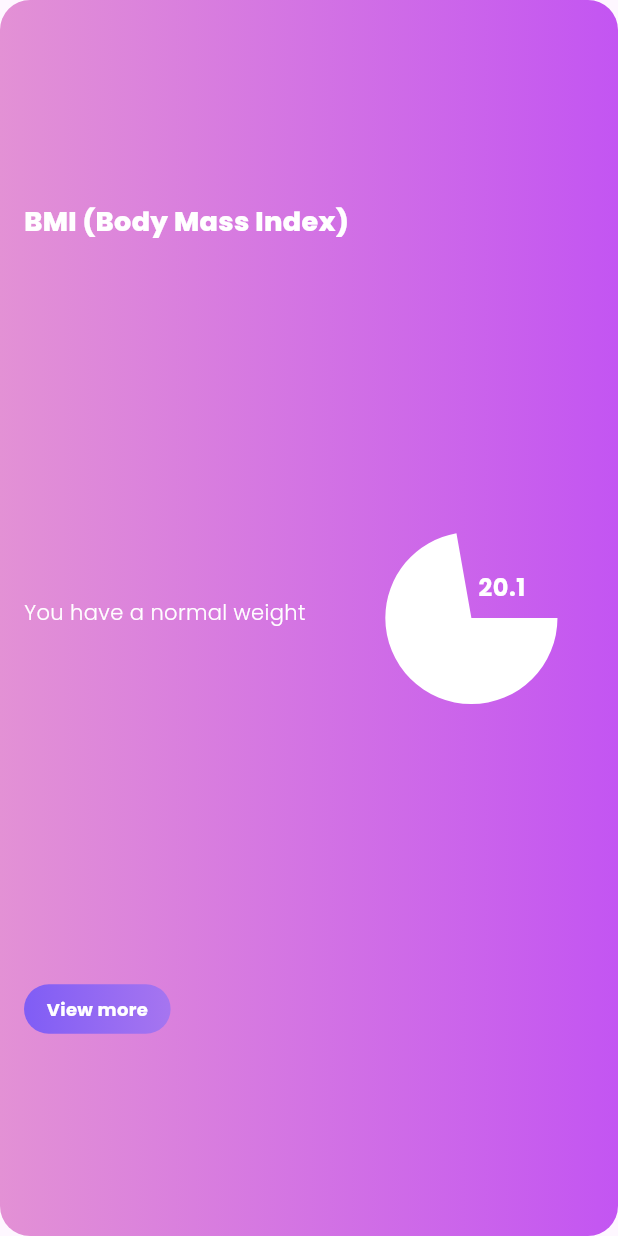
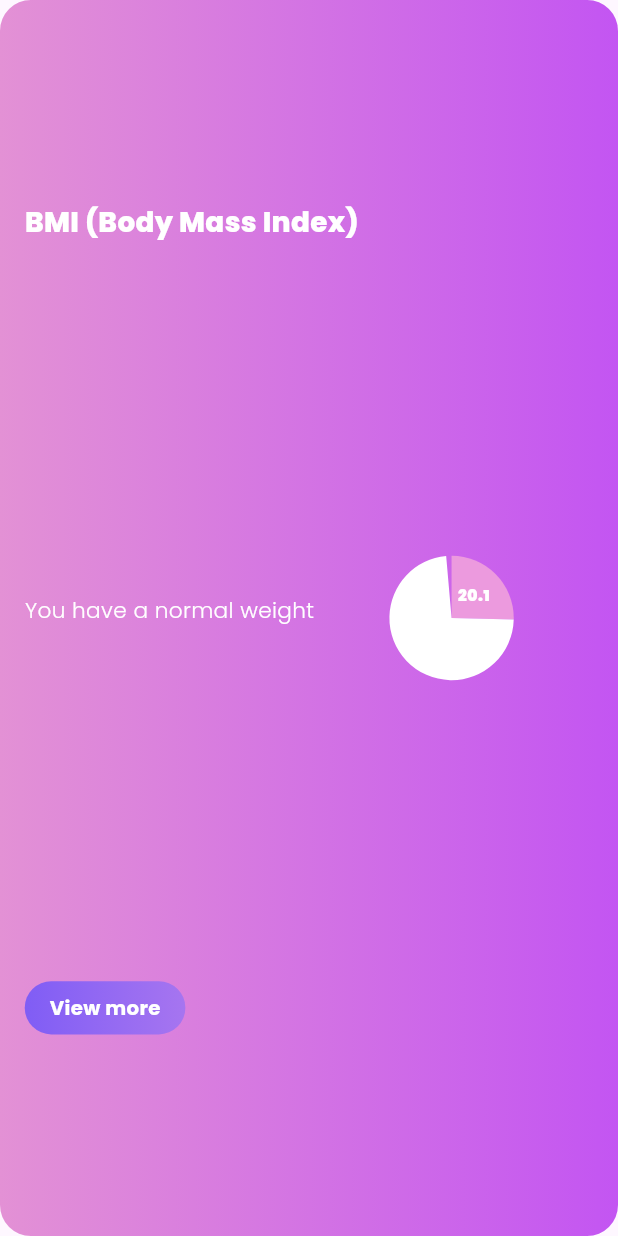
Before and after one commit to Kani-3004/fitness-mobile-app, a Flutter app: the BmiCardHomepage widget shown alone on an empty page, opened directly, on a phone screen of 412 x 824 dp. Run offline on Flutter 3.47's test engine with Material 3 defaults, Android fonts, the light colour scheme and no system bars; our stand-ins replace carousel_slider, google_fonts, syncfusion_flutter_charts; missing offline and left inert: another_stepper.

Commit message:
Made Home page Layout responsive'

```diff
--- a/lib/widgets/bmi_card_homepage.dart
+++ b/lib/widgets/bmi_card_homepage.dart
@@ -11,9 +11,12 @@ class BmiCardHomepage extends StatefulWidget {
 class _BmiCardHomepageState extends State<BmiCardHomepage> {
   @override
   Widget build(BuildContext context) {
+    double screenWidth = MediaQuery.of(context).size.width;
+    double screenHeight = MediaQuery.of(context).size.height;
+
     return Container(
       decoration: BoxDecoration(
-        borderRadius: BorderRadius.circular(20),
+        borderRadius: BorderRadius.circular(screenWidth * 0.05),
         gradient: LinearGradient(
           colors: [
             Color(0xFFE391D5),
@@ -22,10 +25,9 @@ class _BmiCardHomepageState extends State<BmiCardHomepage> {
         ),
       ),
       child: Padding(
-        padding: const EdgeInsets.all(16.0),
+        padding: EdgeInsets.all(screenWidth * 0.04),
         child: Row(
           children: [
-            //the column of text on left of BMI card
             SizedBox(
               child: Column(
                 mainAxisAlignment: MainAxisAlignment.spaceAround,
@@ -34,7 +36,7 @@ class _BmiCardHomepageState extends State<BmiCardHomepage> {
                   Text(
                     "BMI (Body Mass Index)",
                     style: TextStyle(
-                      fontSize: 18,
+                      fontSize: screenWidth * 0.045,
                       color: Colors.white,
                       fontWeight: FontWeight.w800,
                     ),
@@ -42,16 +44,14 @@ class _BmiCardHomepageState extends State<BmiCardHomepage> {
                   Text(
                     "You have a normal weight",
                     style: TextStyle(
-                      fontSize: 14,
+                      fontSize: screenWidth * 0.035,
                       color: Colors.white,
                       fontWeight: FontWeight.w300,
                     ),
                   ),
-
-                  //used container here since elevated buttons cannot have gradient.
                   Container(
                     decoration: BoxDecoration(
-                      borderRadius: BorderRadius.circular(18),
+                      borderRadius: BorderRadius.circular(screenWidth * 0.045),
                       gradient: LinearGradient(
                         colors: [
                           Color(0xFF805DF5),
@@ -60,12 +60,14 @@ class _BmiCardHomepageState extends State<BmiCardHomepage> {
                       ),
                     ),
                     child: Padding(
-                      padding: const EdgeInsets.symmetric(
-                          vertical: 8.0, horizontal: 15),
+                      padding: EdgeInsets.symmetric(
+                        vertical: screenHeight * 0.01,
+                        horizontal: screenWidth * 0.04,
+                      ),
                       child: Text(
                         "View more",
                         style: TextStyle(
-                          fontSize: 12,
+                          fontSize: screenWidth * 0.032,
                           color: Colors.white,
                           fontWeight: FontWeight.bold,
                         ),
@@ -75,11 +77,13 @@ class _BmiCardHomepageState extends State<BmiCardHomepage> {
                 ],
               ),
             ),
-
-            //The pie chart goes here
             Flexible(
               flex: 1,
-              child: PieChartHomepage(),
+              child: SizedBox(
+                width: screenWidth * 0.3,
+                height: screenWidth * 0.3,
+                child: PieChartHomepage(),
+              ),
             ),
           ],
         ),
--- a/lib/widgets/pie_chart_homepage.dart
+++ b/lib/widgets/pie_chart_homepage.dart
@@ -11,12 +11,10 @@ class PieChartHomepage extends StatefulWidget {
 class _PieChartHomepageState extends State<PieChartHomepage> {
   @override
   Widget build(BuildContext context) {
+    double screenWidth = MediaQuery.of(context).size.width;
     return Center(
       child: SizedBox(
-        child: Stack(
-          alignment: Alignment.center,
-          children: [
-            SfCircularChart(
+        child: SfCircularChart(
           series: <PieSeries<ChartData, String>>[
             PieSeries<ChartData, String>(
               dataSource: _getChartData(),
@@ -24,34 +22,20 @@ class _PieChartHomepageState extends State<PieChartHomepage> {
               yValueMapper: (ChartData data, _) => data.value,
               pointColorMapper: (ChartData data, _) => data.color,
               explode: true,
-                  explodeIndex: 5,
-                  explodeOffset: "10%",
-                  startAngle: 0,
-                  endAngle: 350,
+              explodeIndex: 0,
+              explodeOffset: "25%",
+              // startAngle: 0,
+              endAngle: 355,
               dataLabelSettings: DataLabelSettings(
                 isVisible: true,
                 labelPosition: ChartDataLabelPosition.inside,
                 textStyle: TextStyle(
                   color: Colors.white,
-                      fontSize: 16,
-                      fontWeight: FontWeight.bold,
+                  fontSize: screenWidth * 0.025,
+                  fontWeight: FontWeight.w900,
                 ),
               ),
             ),
-              ],
-            ),
-            // Positioned(
-            //   top: 27,
-            //   right: 28,
-            //   child: Text(
-            //     '20,1',
-            //     style: TextStyle(
-            //       color: Colors.white,
-            //       fontSize: 16,
-            //       fontWeight: FontWeight.bold,
-            //     ),
-            //   ),
-            // ),
           ],
         ),
       ),
@@ -60,7 +44,7 @@ class _PieChartHomepageState extends State<PieChartHomepage> {
 
   List<ChartData> _getChartData() {
     return [
-      ChartData('Highlighted', 20.1, Colors.transparent),
+      ChartData('Highlighted', 20.1, Color.fromARGB(255, 236, 154, 222)),
       ChartData('Base', 58, Colors.white),
     ];
   }
```
Also changed, not shown: lib/screens/activity_tracker_page.dart (+10 -11 lines), lib/screens/home_page.dart (+34 -20 lines), lib/screens/login_page.dart (+6 -3 lines), lib/widgets/heartrate_card_homepage.dart (+16 -20 lines), lib/widgets/sleep_card_homepage.dart (+18 -10 lines), lib/widgets/today_target_homepage.dart (+21 -10 lines), lib/widgets/water_intake_homepage.dart (+23 -34 lines), lib/widgets/waterintake_stepper_homepage.dart (+58 -13 lines). Lines whose indentation alone changed are shown as unchanged.
